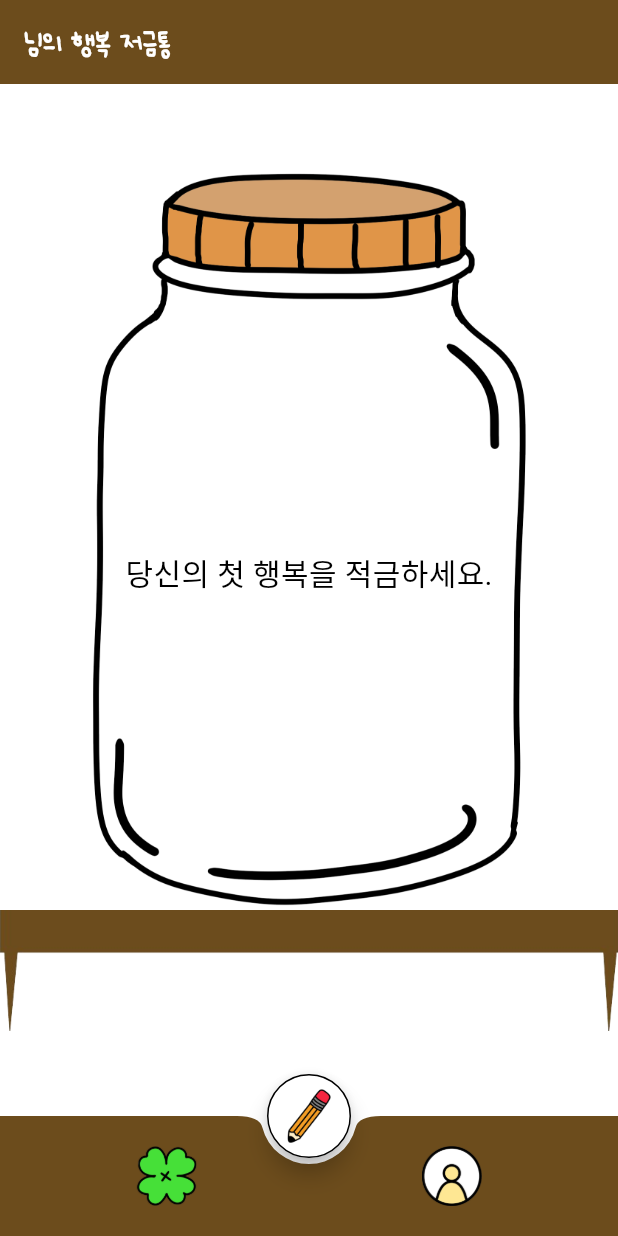
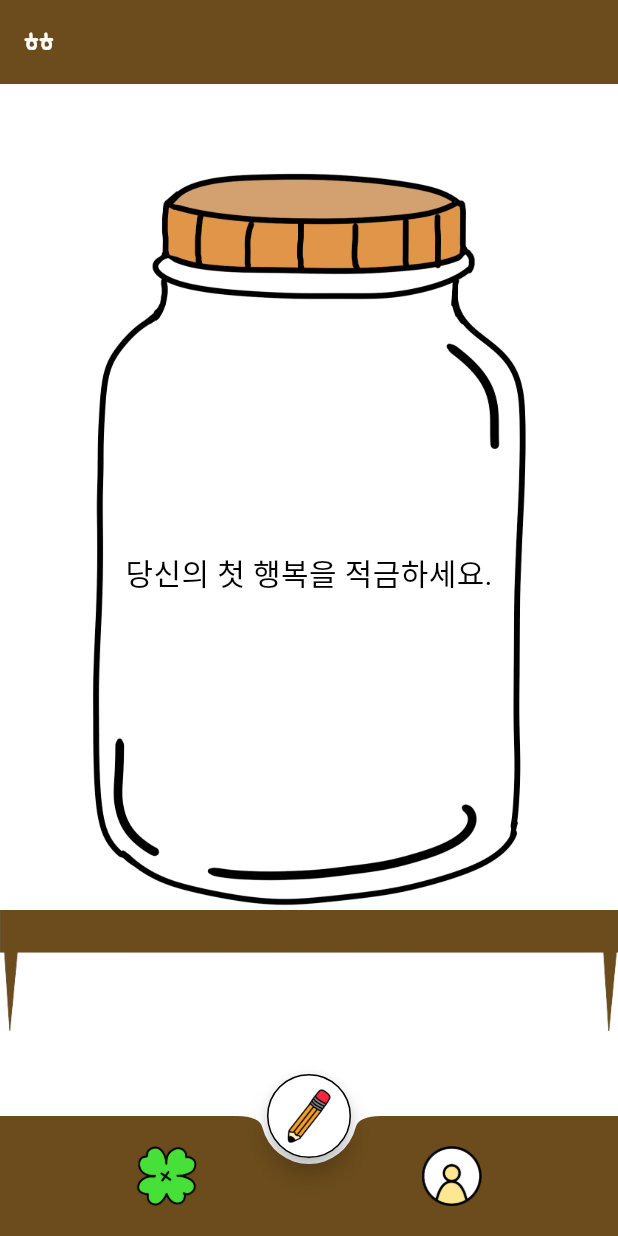
Before and after one commit to soju96/capsule, a Flutter app: the screen it shows after launch, after a tap on the "close" icon, after a tap on "로그인", on a phone screen of 412 x 824 dp. Run offline on Flutter 3.47's test engine with Material 3 defaults, Android fonts, the phone set to English and light mode, and no system bars; our stand-ins replace shared_preferences.

Commit message:
[hj] / update / home_wk.dart / home에 가데이터 설정하고 이프문 처리

```diff
--- a/lib/src/pages/home_wk.dart
+++ b/lib/src/pages/home_wk.dart
@@ -1,7 +1,9 @@
 import 'package:capsule/src/pages/bottle_screen_wk.dart';
 import 'package:capsule/src/pages/mypage_screen_wk.dart';
+import 'package:capsule/src/pages/shelflist_screen_hj.dart';
 import 'package:capsule/src/widgets/base_floating_button_wk.dart';
 import 'package:flutter/material.dart';
+import 'package:shared_preferences/shared_preferences.dart';
 
 class Home extends StatefulWidget {
   const Home({super.key});
@@ -16,7 +18,34 @@ class _HomeState extends State<Home> {
   final List<Widget> _pages = [
     const BottleScreen(),
     const MyPageScreen(),
+    const ShelfListScreen(),
   ];
+
+  @override
+  void initState() {
+    super.initState();
+    _saveNameToSharedPreferences();
+    _loadSharedPreferences();
+  }
+
+  Future<void> _saveNameToSharedPreferences() async {
+    SharedPreferences prefs = await SharedPreferences.getInstance();
+    await prefs.setString('name', 'heji');
+  }
+
+  Future<void> _loadSharedPreferences() async {
+    SharedPreferences prefs = await SharedPreferences.getInstance();
+    String? name = prefs.getString('name');
+    if (name == 'heji') {
+      setState(() {
+        _selectedIndex = 2;
+      });
+    } else {
+      setState(() {
+        _selectedIndex = 0;
+      });
+    }
+  }
 
   void _onItemTapped(int index) {
     setState(() {
@@ -36,8 +65,15 @@ class _HomeState extends State<Home> {
           mainAxisAlignment: MainAxisAlignment.spaceAround,
           children: [
             IconButton(
-              onPressed: () {
-                _onItemTapped(0);
+              onPressed: () async {
+                // if 처리 디비에 쪽지가 없으면 0 리스트로 있으면 3 리스트로
+                SharedPreferences prefs = await SharedPreferences.getInstance();
+                String? name = prefs.getString('name');
+                if (name == 'heji') {
+                  _onItemTapped(2);
+                } else {
+                  _onItemTapped(0);
+                }
               },
               icon: Image.asset('assets/images/clover.png'),
             ),
--- a/lib/src/pages/shelf_list_hj.dart
+++ /dev/null
@@ -1 +0,0 @@
-// 홈 눌렀을때 넘어오는 페이지
--- /dev/null
+++ b/lib/src/pages/shelflist_screen_hj.dart
@@ -0,0 +1,57 @@
+import 'package:flutter/material.dart';
+
+class ShelfListScreen extends StatefulWidget {
+  const ShelfListScreen({super.key});
+
+  @override
+  State<ShelfListScreen> createState() => _ShelfListScreenState();
+}
+
+class _ShelfListScreenState extends State<ShelfListScreen> {
+  @override
+  Widget build(BuildContext context) {
+    return Scaffold(
+      appBar: AppBar(
+        backgroundColor: Theme.of(context).primaryColor,
+        title: const Text(
+          'ㅎㅎ',
+        ),
+      ),
+      body: Center(
+        child: Column(
+          mainAxisAlignment: MainAxisAlignment.center,
+          children: [
+            Stack(
+              alignment: Alignment.center,
+              children: [
+                // Image.asset(
+                //   'assets/images/memo.png',
+                //   width: 70,
+                // ),
+                Image.asset(
+                  'assets/images/bottle.png',
+                  width: 300,
+                ),
+                const Column(
+                  children: [
+                    SizedBox(
+                      height: 70,
+                    ),
+                    Text(
+                      '당신의 첫 행복을 적금하세요.',
+                      style: TextStyle(fontSize: 20),
+                    ),
+                    SizedBox(
+                      height: 25,
+                    ),
+                  ],
+                )
+              ],
+            ),
+            Image.asset('assets/images/shelf.png'),
+          ],
+        ),
+      ),
+    );
+  }
+}
```
Also changed, not shown: lib/src/services/ifdata.dart (added), lib/src/services/service.dart (deleted).
